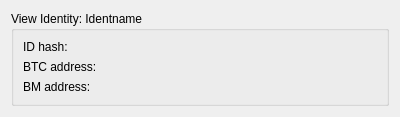
Before: the Qt Designer form qtui/view_ident_dialog.ui in metamarcdw/metamarket, drawn with Qt 5.
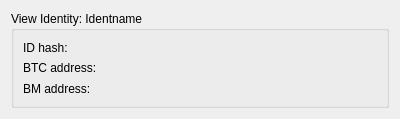
After: the same form once the commit is applied.

What changed in the file:
```diff
--- a/qtui/view_ident_dialog.ui
+++ b/qtui/view_ident_dialog.ui
@@ -7,7 +7,7 @@
     <x>0</x>
     <y>0</y>
     <width>400</width>
-    <height>114</height>
+    <height>119</height>
    </rect>
   </property>
   <property name="windowTitle">
```
Left out of the diff: 8 changed lines with no effect on the pictures.
